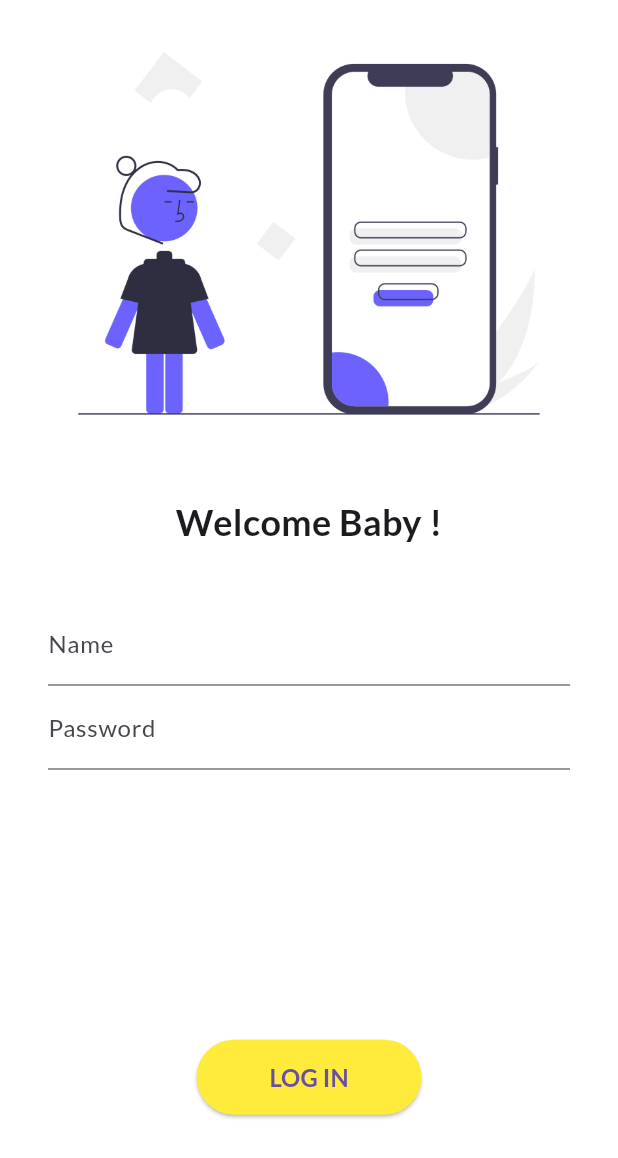
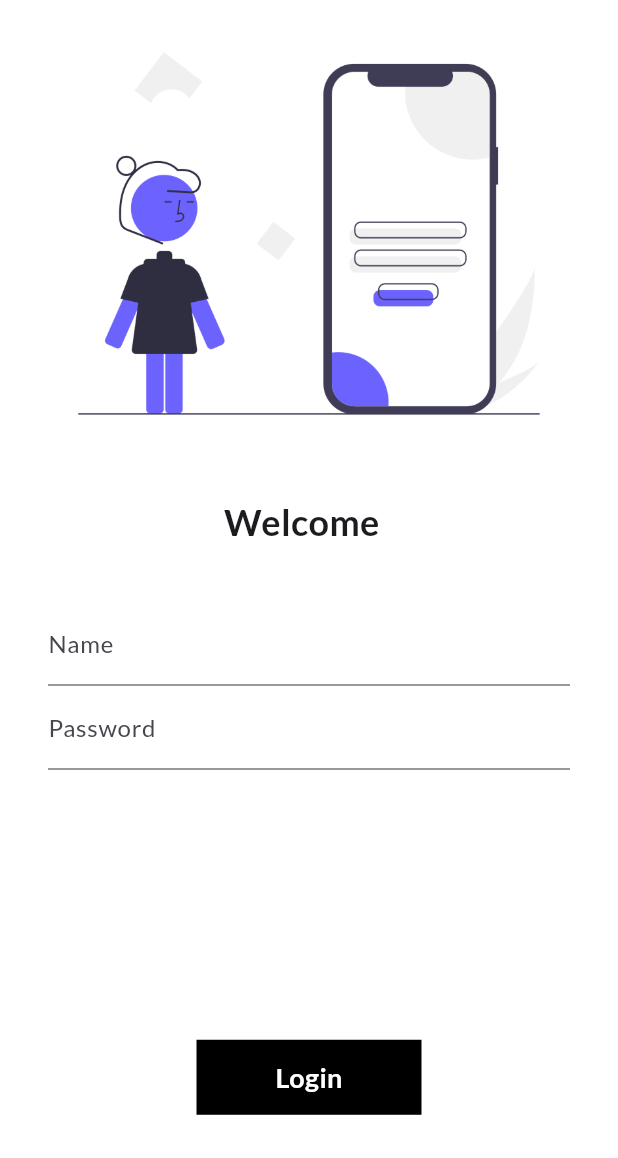
Before and after one commit to nobie30/30DaysOfFlutter, a Flutter app: the screen it shows after launch, on a phone screen of 412 x 824 dp. Shown: the top 1158 px of the screen. Run offline on Flutter 3.47's test engine with Material 3 defaults, Android fonts, the phone set to English and light mode, and no system bars; our stand-ins replace google_fonts.

Commit message:
Day 6 Completed

```diff
--- a/lib/pages/loginpage.dart
+++ b/lib/pages/loginpage.dart
@@ -1,8 +1,19 @@
+import 'dart:math';
+import 'dart:ui';
+
 import 'package:flutter/material.dart';
 import 'package:flutter_catalog/util/routes.dart';
 
-class Loginpage extends StatelessWidget {
+class Loginpage extends StatefulWidget {
   const Loginpage({super.key});
+
+  @override
+  State<Loginpage> createState() => _LoginpageState();
+}
+
+class _LoginpageState extends State<Loginpage> {
+  String name = " ";
+  bool changeColor = false;
 
   @override
   Widget build(BuildContext context) {
@@ -17,9 +28,9 @@ class Loginpage extends StatelessWidget {
           const SizedBox(
             height: 20,
           ),
-          const Text(
-            "Welcome Baby !",
-            style: TextStyle(
+          Text(
+            "Welcome $name",
+            style: const TextStyle(
               fontSize: 24,
               fontWeight: FontWeight.bold,
             ),
@@ -36,6 +47,10 @@ class Loginpage extends StatelessWidget {
                     hintText: "Username",
                     labelText: "Name",
                   ),
+                  onChanged: (value) {
+                    name = value;
+                    setState(() {});
+                  },
                 ),
                 TextFormField(
                   obscureText: true,
@@ -47,18 +62,49 @@ class Loginpage extends StatelessWidget {
                 const SizedBox(
                   height: 180,
                 ),
-                ElevatedButton(
-                  onPressed: () {
-                    Navigator.pushNamed(context, MyRoutes.homeRoute);
+
+                InkWell(
+                  onTap: () {
+                    setState(() {
+                      changeColor = true;
+                    });
+                    // Navigator.pushNamed(context, MyRoutes.homeRoute);
                   },
-                  child: Text(
-                    "LOG IN",
-                    style: TextStyle(fontSize: 16, fontWeight: FontWeight.bold),
+                  hoverColor: Colors.black,
+                  child: AnimatedContainer(
+                    duration: Duration(milliseconds: 10),
+                    height: 50,
+                    width: 150,
+                    alignment: Alignment.center,
+                    child: changeColor
+                        ? Icon(Icons.done)
+                        : Text(
+                            "Login",
+                            style: TextStyle(
+                                color: Colors.white,
+                                fontSize: 18,
+                                fontWeight: FontWeight.bold),
+                          ),
+                    decoration: BoxDecoration(
+                      shape: changeColor ? BoxShape.circle : BoxShape.rectangle,
+                      // borderRadius: BorderRadius.circular(changeColor ? 50 : 8),
+                      color: changeColor ? Colors.purpleAccent : Colors.black,
+                    ),
                   ),
-                  style: TextButton.styleFrom(
-                      backgroundColor: Colors.yellow,
-                      minimumSize: Size(150, 50)),
                 ),
+
+                // ElevatedButton(
+                //   onPressed: () {
+                //     Navigator.pushNamed(context, MyRoutes.homeRoute);
+                //   },
+                //   child: Text(
+                //     "LOG IN",
+                //     style: TextStyle(fontSize: 16, fontWeight: FontWeight.bold),
+                //   ),
+                //   style: TextButton.styleFrom(
+                //       backgroundColor: Colors.yellow,
+                //       minimumSize: Size(150, 50)),
+                // ),
               ],
             ),
           )
```
Also changed, not shown: lib/main.dart (line endings or trailing spaces).
